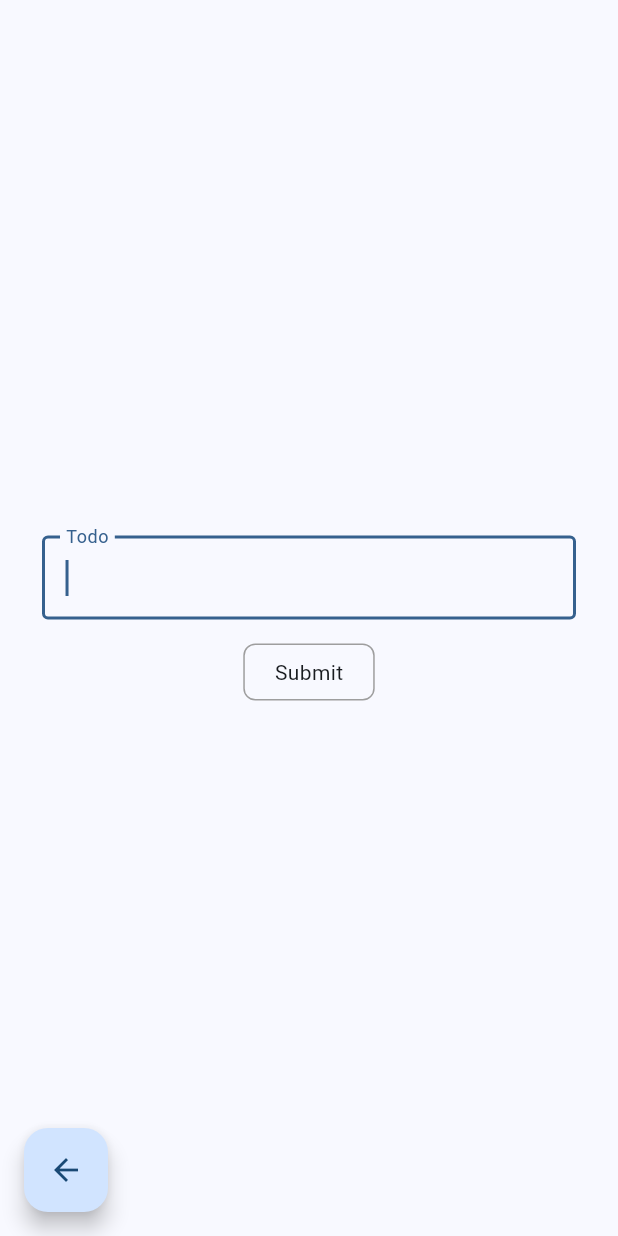
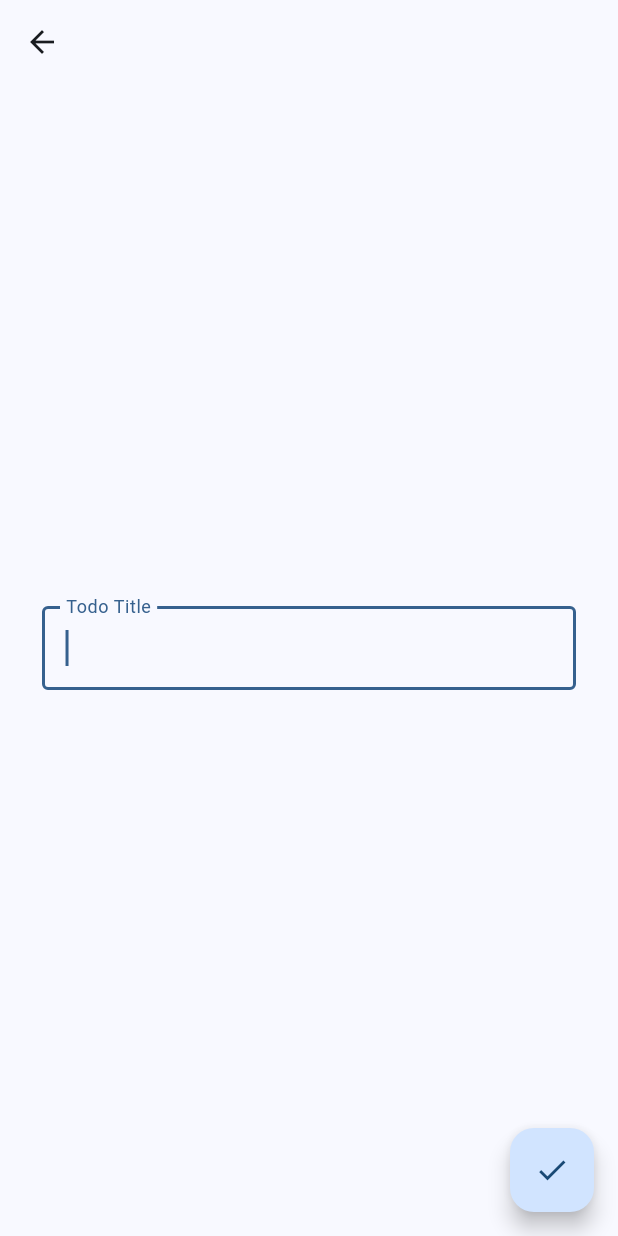
Before and after one commit to alli2729/todo_app, a Flutter app: the screen it shows after launch, after a tap on the "add" icon, on a phone screen of 412 x 824 dp. Run offline on Flutter 3.47's test engine with Material 3 defaults, Android fonts, the phone set to English and light mode, and no system bars.

Commit message:
removed submit button and add floating button

```diff
--- a/lib/pages/add_todo.dart
+++ b/lib/pages/add_todo.dart
@@ -3,22 +3,36 @@ import 'package:flutter/material.dart';
 class AddTodo extends StatelessWidget {
   AddTodo({super.key});
 
+  // controller
   final _todoController = TextEditingController();
+  // key for form
   final _formKey = GlobalKey<FormState>();
 
   @override
   Widget build(BuildContext context) {
     return Scaffold(
+      appBar: _appBar(context),
       floatingActionButton: _backButton(context),
-      floatingActionButtonLocation: FloatingActionButtonLocation.startFloat,
+      floatingActionButtonLocation: FloatingActionButtonLocation.endFloat,
       body: _body(context),
+    );
+  }
+
+  //* widgets
+
+  PreferredSizeWidget _appBar(BuildContext context) {
+    return AppBar(
+      leading: IconButton(
+        onPressed: () => _back(context),
+        icon: const Icon(Icons.arrow_back),
+      ),
     );
   }
 
   Widget _backButton(BuildContext context) {
     return FloatingActionButton(
-      onPressed: () => _back(context),
-      child: const Icon(Icons.arrow_back),
+      onPressed: () => _submit(context),
+      child: const Icon(Icons.check),
     );
   }
 
@@ -37,31 +51,18 @@ class AddTodo extends StatelessWidget {
               validator: _todoValidate,
               autofocus: true,
               decoration: const InputDecoration(
-                label: Text('Todo'),
+                label: Text('Todo Title'),
                 border: OutlineInputBorder(),
               ),
             ),
             const SizedBox(height: 16),
-            _submitButton(context),
           ],
         ),
       ),
     );
   }
 
-  Widget _submitButton(BuildContext context) {
-    return InkWell(
-      onTap: () => _submit(context),
-      child: Container(
-        decoration: BoxDecoration(
-          borderRadius: BorderRadius.circular(8),
-          border: Border.all(color: Colors.grey),
-        ),
-        padding: const EdgeInsets.symmetric(horizontal: 20, vertical: 8),
-        child: const Text("Submit"),
-      ),
-    );
-  }
+  //* functions
 
   String? _todoValidate(value) {
     if (value.isEmpty) return 'Todo is required';
--- a/lib/pages/todo_page.dart
+++ b/lib/pages/todo_page.dart
@@ -37,7 +37,7 @@ class _TodoPageState extends State<TodoPage> {
   Widget _body() {
     if (_todos.isEmpty) {
       return const Center(
-        child: Text('No Item', style: TextStyle(fontSize: 16)),
+        child: Text('No Item', style: TextStyle(fontSize: 18)),
       );
     }
 
```
